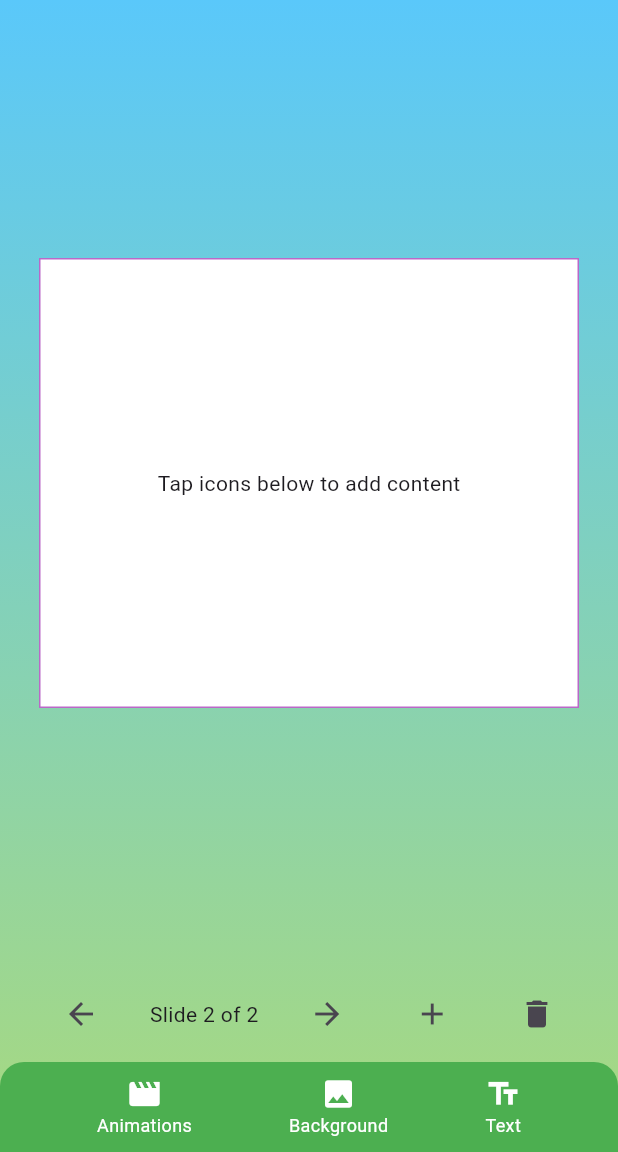
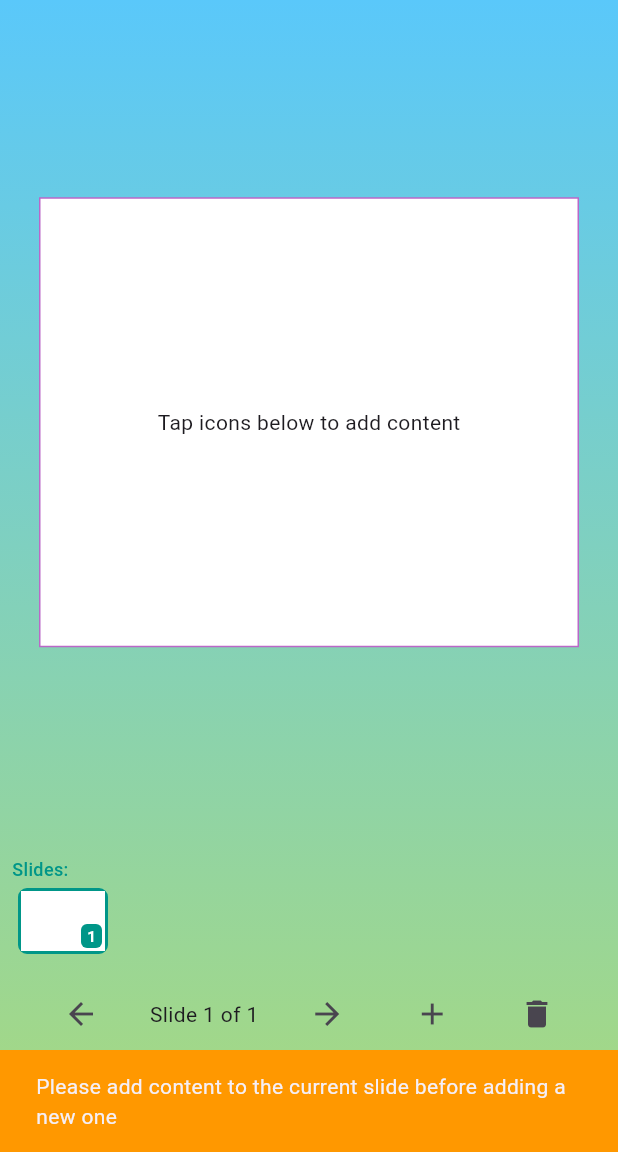
Before and after one commit to shyrxnx/isadra, a Flutter app: the _CreateStorybookContent screen opened directly, after a tap on the "add" icon, on a phone screen of 412 x 824 dp, the part 84-1236 px from its top. Run offline on Flutter 3.47's test engine with Material 3 defaults, Android fonts, the phone set to English and light mode, and no system bars; our stand-ins replace audioplayers, curved_navigation_bar, fl_chart, flutter_colorpicker, flutter_dotenv, flutter_image_compress and 4 more; accounts and stored records are empty.

Commit message:
feat: added slide content validation and slide thumbnails

```diff
--- a/lib/views/screens/storybook/create_storybook.dart
+++ b/lib/views/screens/storybook/create_storybook.dart
@@ -11,6 +11,7 @@ import 'package:image_picker/image_picker.dart';
 import 'create_storybook/widgets/slide_navigation.dart';
 import 'create_storybook/functionality/slide_manager.dart';
 import 'create_storybook/widgets/animation_overlay.dart';
+import 'create_storybook/widgets/slide_thumbnail.dart';
 import 'package:provider/provider.dart';
 import '../../../models/storybook.dart';
 
@@ -260,7 +261,7 @@ class _CreateStorybookContentState extends State<_CreateStorybookContent> {
                         ),
                       ),
                     ),
-                  // Texts - clean version without edit controls (unchanged)
+                  // Texts - clean version without edit controls
                   for (final textData in slideManager.currentSlide.texts)
                     Positioned(
                       left: textData.position.x,
@@ -270,8 +271,8 @@ class _CreateStorybookContentState extends State<_CreateStorybookContent> {
                         child: Text(
                           textData.text,
                           style: TextStyle(
-                            fontSize: 24,
-                            fontWeight: FontWeight.bold,
+                            fontSize: textData.fontSize,
+                            fontWeight: textData.isBold ? FontWeight.bold : FontWeight.normal,
                             color: textData.color,
                           ),
                         ),
@@ -281,7 +282,7 @@ class _CreateStorybookContentState extends State<_CreateStorybookContent> {
               ),
             ),
 
-            // Progress indicator below the content - now accurately tracking time within slide
+            // Progress indicator below the content
             Padding(
               padding: const EdgeInsets.only(top: 16.0, left: 32.0, right: 32.0),
               child: Column(
@@ -592,6 +593,13 @@ class _CreateStorybookContentState extends State<_CreateStorybookContent> {
                 ),
               ),
             ),
+            // Thumbnail row for slide preview and quick navigation
+            SlideThumbnailRow(
+              slideManager: slideManager,
+              onSlideSelected: (index) {
+                slideManager.goToSlide(index);
+              },
+            ),
             Padding(
               padding: const EdgeInsets.all(8.0),
               child: SlideNavigation(
@@ -599,7 +607,20 @@ class _CreateStorybookContentState extends State<_CreateStorybookContent> {
                 totalSlides: slideManager.slides.length,
                 onPrevious: slideManager.goToPreviousSlide,
                 onNext: slideManager.goToNextSlide,
-                onAdd: slideManager.addNewSlide,
+                onAdd: () {
+                  // Check if the current slide is empty before adding a new one
+                  if (slideManager.isCurrentSlideEmpty) {
+                    ScaffoldMessenger.of(context).showSnackBar(
+                      const SnackBar(
+                        content: Text('Please add content to the current slide before adding a new one'),
+                        backgroundColor: Colors.orange,
+                        duration: Duration(seconds: 2),
+                      ),
+                    );
+                  } else {
+                    slideManager.addNewSlide();
+                  }
+                },
                 onDelete: () => confirmDeleteSlide(context),
                 canAddMoreSlides: slideManager.canAddMoreSlides,
               ),
--- a/lib/views/screens/storybook/create_storybook/functionality/slide_manager.dart
+++ b/lib/views/screens/storybook/create_storybook/functionality/slide_manager.dart
@@ -77,6 +77,19 @@ class SlideManager extends ChangeNotifier {
   bool get hasChanges => _hasChanges;
   bool get canAddMoreSlides => _slides.length < maxSlides;
 
+  // Check if a slide is empty (no background, animations, or text)
+  bool isSlideEmpty(int slideIndex) {
+    if (slideIndex < 0 || slideIndex >= _slides.length) return true;
+
+    final slide = _slides[slideIndex];
+    return slide.backgroundImageFile == null &&
+           slide.animations.isEmpty &&
+           slide.texts.isEmpty;
+  }
+
+  // Check if the current slide is empty
+  bool get isCurrentSlideEmpty => isSlideEmpty(_currentSlideIndex);
+
   // Reset the changes flag, typically called after saving
   void resetChanges() {
     _hasChanges = false;
@@ -126,6 +139,12 @@ class SlideManager extends ChangeNotifier {
       return;
     }
 
+    // Check if current slide is empty
+    if (isCurrentSlideEmpty) {
+      // Don't add more slides if current one is empty
+      return;
+    }
+
     _slides.add(StorySlide());
     _currentSlideIndex = _slides.length - 1;
     _hasChanges = true;
@@ -153,6 +172,17 @@ class SlideManager extends ChangeNotifier {
       notifyListeners();
     } else {
       addNewSlide(); // Optionally add a new slide at the end
+    }
+  }
+
+  void goToSlide(int index) {
+    if (index >= 0 && index < _slides.length && index != _currentSlideIndex) {
+      _currentSlideIndex = index;
+      // If in presentation mode, reset the timer for the new slide
+      if (_isPlaying) {
+        _scheduleNextSlide();
+      }
+      notifyListeners();
     }
   }
 
--- /dev/null
+++ b/lib/views/screens/storybook/create_storybook/widgets/slide_thumbnail.dart
@@ -0,0 +1,147 @@
+import 'package:flutter/material.dart';
+import '../functionality/slide_manager.dart';
+
+class SlideThumbnail extends StatelessWidget {
+  final StorySlide slide;
+  final bool isSelected;
+  final VoidCallback onTap;
+  final int index;
+
+  const SlideThumbnail({
+    required this.slide,
+    required this.isSelected,
+    required this.onTap,
+    required this.index,
+    super.key,
+  });
+
+  @override
+  Widget build(BuildContext context) {
+    return GestureDetector(
+      onTap: onTap,
+      child: Container(
+        width: 60,
+        height: 50,
+        margin: const EdgeInsets.symmetric(horizontal: 4),
+        decoration: BoxDecoration(
+          border: Border.all(
+            color: isSelected ? Colors.teal : Colors.grey.shade400,
+            width: isSelected ? 2 : 1,
+          ),
+          borderRadius: BorderRadius.circular(6),
+          color: Colors.white,
+          image: slide.backgroundImageFile != null
+              ? DecorationImage(
+                  image: FileImage(slide.backgroundImageFile!),
+                  fit: BoxFit.cover,
+                )
+              : null,
+        ),
+        child: Stack(
+          children: [
+            // If no background, show a simple white background
+            if (slide.backgroundImageFile == null)
+              Container(
+                color: Colors.white,
+                width: double.infinity,
+                height: double.infinity,
+              ),
+
+            // Show slide number
+            Positioned(
+              bottom: 2,
+              right: 2,
+              child: Container(
+                padding: const EdgeInsets.symmetric(horizontal: 4, vertical: 1),
+                decoration: BoxDecoration(
+                  color: isSelected ? Colors.teal : Colors.grey.shade700,
+                  borderRadius: BorderRadius.circular(4),
+                ),
+                child: Text(
+                  '${index + 1}',
+                  style: const TextStyle(
+                    color: Colors.white,
+                    fontSize: 10,
+                    fontWeight: FontWeight.bold,
+                  ),
+                ),
+              ),
+            ),
+
+            // Show an indication if slide has text
+            if (slide.texts.isNotEmpty)
+              Positioned(
+                top: 2,
+                left: 2,
+                child: Icon(
+                  Icons.text_fields,
+                  size: 12,
+                  color: Colors.teal.withOpacity(0.8),
+                ),
+              ),
+
+            // Show an indication if slide has animations
+            if (slide.animations.isNotEmpty)
+              Positioned(
+                top: 2,
+                right: 2,
+                child: Icon(
+                  Icons.movie,
+                  size: 12,
+                  color: Colors.purple.withOpacity(0.8),
+                ),
+              ),
+          ],
+        ),
+      ),
+    );
+  }
+}
+
+class SlideThumbnailRow extends StatelessWidget {
+  final SlideManager slideManager;
+  final Function(int) onSlideSelected;
+
+  const SlideThumbnailRow({
+    required this.slideManager,
+    required this.onSlideSelected,
+    super.key,
+  });
+
+  @override
+  Widget build(BuildContext context) {
+    return Container(
+      height: 65,
+      margin: const EdgeInsets.symmetric(vertical: 8),
+      child: Column(
+        crossAxisAlignment: CrossAxisAlignment.start,
+        children: [
+          // Label
+          const Padding(
+            padding: EdgeInsets.only(left: 8.0, bottom: 4.0),
+            child: Text(
+              'Slides:',
+              style: TextStyle(fontSize: 12, fontWeight: FontWeight.w500, color: Colors.teal),
+            ),
+          ),
+          // Thumbnails
+          Expanded(
+            child: ListView.builder(
+              scrollDirection: Axis.horizontal,
+              itemCount: slideManager.slides.length,
+              padding: const EdgeInsets.symmetric(horizontal: 8),
+              itemBuilder: (context, index) {
+                return SlideThumbnail(
+                  slide: slideManager.slides[index],
+                  isSelected: index == slideManager.currentSlideIndex,
+                  onTap: () => onSlideSelected(index),
+                  index: index,
+                );
+              },
+            ),
+          ),
+        ],
+      ),
+    );
+  }
+}
```
